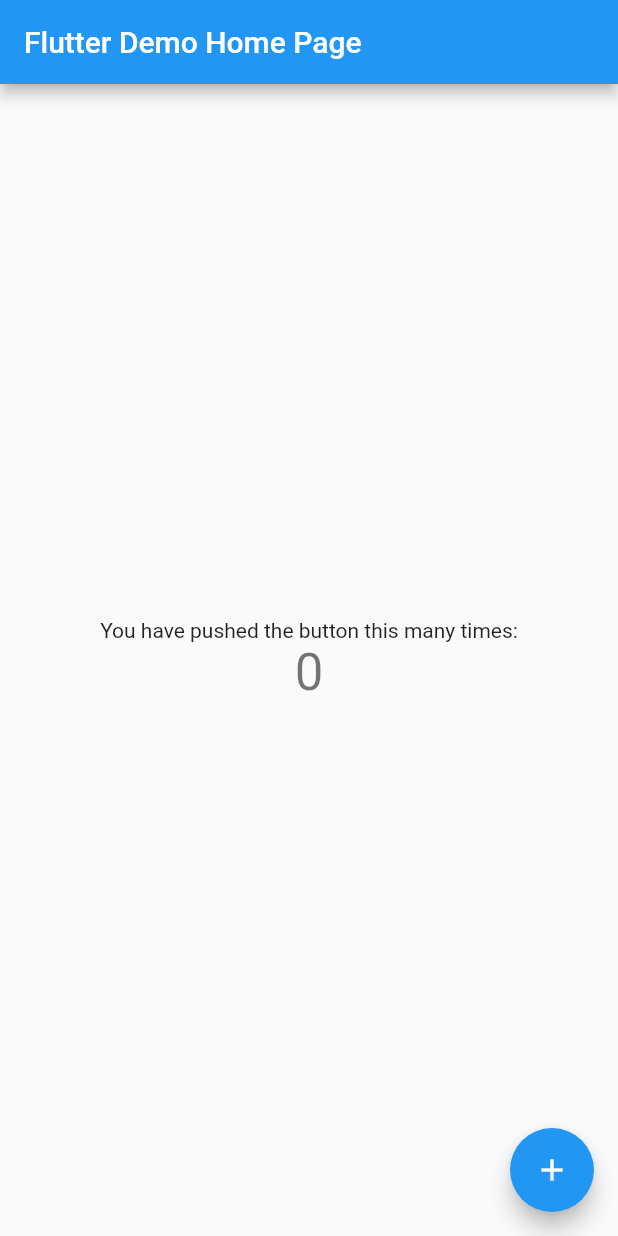
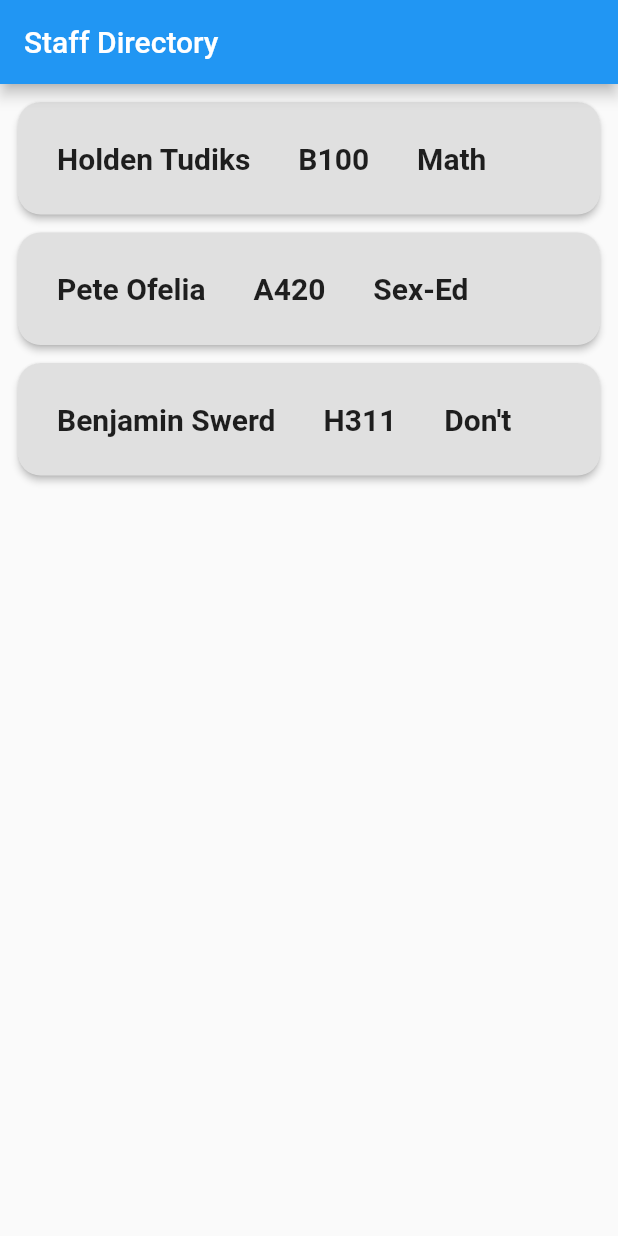
Before and after one commit to hackforla/new-schools-today, a Flutter app: the screen it shows after launch, on a phone screen of 412 x 824 dp. Run offline on Flutter 3.47's test engine with Material 2 defaults, Android fonts, the phone set to English and light mode, and no system bars.

Commit message:
Added front end for staff directory

```diff
--- a/nstAppTemplate/lib/main.dart
+++ b/nstAppTemplate/lib/main.dart
@@ -1,6 +1,27 @@
 import 'package:flutter/material.dart';
+import 'package:flutter/src/widgets/basic.dart';
+import 'package:flutter/src/widgets/basic.dart';
+import 'package:flutter/src/widgets/framework.dart';
 
 void main() => runApp(MyApp());
+
+List teachers = [
+  {
+    "name":"Holden Tudiks",
+    "room":"B100",
+    "subject":"Math"
+  },
+  {
+    "name":"Pete Ofelia",
+    "room":"A420",
+    "subject":"Sex-Ed"
+  },
+  {
+    "name":"Benjamin Swerd",
+    "room":"H311",
+    "subject":"Don't"
+  },
+];
 
 class MyApp extends StatelessWidget {
   // This widget is the root of your application.
@@ -20,7 +41,7 @@
         // is not restarted.
         primarySwatch: Colors.blue,
       ),
-      home: MyHomePage(title: 'Flutter Demo Home Page'),
+      home: MyHomePage(title: 'Staff Directory'),
     );
   }
 }
@@ -44,19 +65,6 @@
 }
 
 class _MyHomePageState extends State<MyHomePage> {
-  int _counter = 0;
-
-  void _incrementCounter() {
-    setState(() {
-      // This call to setState tells the Flutter framework that something has
-      // changed in this State, which causes it to rerun the build method below
-      // so that the display can reflect the updated values. If we changed
-      // _counter without calling setState(), then the build method would not be
-      // called again, and so nothing would appear to happen.
-      _counter++;
-    });
-  }
-
   @override
   Widget build(BuildContext context) {
     // This method is rerun every time setState is called, for instance as done
@@ -71,41 +79,58 @@
         // the App.build method, and use it to set our appbar title.
         title: Text(widget.title),
       ),
-      body: Center(
         // Center is a layout widget. It takes a single child and positions it
         // in the middle of the parent.
-        child: Column(
-          // Column is also a layout widget. It takes a list of children and
-          // arranges them vertically. By default, it sizes itself to fit its
-          // children horizontally, and tries to be as tall as its parent.
-          //
-          // Invoke "debug painting" (press "p" in the console, choose the
-          // "Toggle Debug Paint" action from the Flutter Inspector in Android
-          // Studio, or the "Toggle Debug Paint" command in Visual Studio Code)
-          // to see the wireframe for each widget.
-          //
-          // Column has various properties to control how it sizes itself and
-          // how it positions its children. Here we use mainAxisAlignment to
-          // center the children vertically; the main axis here is the vertical
-          // axis because Columns are vertical (the cross axis would be
-          // horizontal).
-          mainAxisAlignment: MainAxisAlignment.center,
-          children: <Widget>[
-            Text(
-              'You have pushed the button this many times:',
-            ),
-            Text(
-              '$_counter',
-              style: Theme.of(context).textTheme.display1,
-            ),
-          ],
-        ),
-      ),
-      floatingActionButton: FloatingActionButton(
-        onPressed: _incrementCounter,
-        tooltip: 'Increment',
-        child: Icon(Icons.add),
-      ), // This trailing comma makes auto-formatting nicer for build methods.
+        body: ListView.separated(
+          padding: const EdgeInsets.all(12),
+          itemCount: teachers.length,
+          separatorBuilder: (c,i)=>Container(height: 12,),
+          itemBuilder: (BuildContext context, int index) {
+            return RaisedButton(
+              onPressed: () {},
+              padding: const EdgeInsets.all(10.0),
+              shape: RoundedRectangleBorder(
+                borderRadius: BorderRadius.circular(15)
+              ),
+              focusElevation: 10,
+              splashColor: Colors.blue,
+              child: Row(
+                children: <Widget>[
+                  Padding(
+                    padding: EdgeInsets.all(16.0),
+                    child: Text(
+                      '${teachers[index]['name']}',
+                      style: TextStyle(
+                        fontWeight: FontWeight.bold,
+                        fontSize: 20.0
+                      ),
+                    )
+                  ),
+                  Padding(
+                    padding: EdgeInsets.all(16.0),
+                    child: Text(
+                      '${teachers[index]['room']}',
+                      style: TextStyle(
+                        fontWeight: FontWeight.bold,
+                        fontSize: 20.0
+                      ),
+                    )
+                  ),
+                  Padding(
+                    padding: EdgeInsets.all(16.0),
+                    child: Text(
+                      '${teachers[index]['subject']}',
+                      style: TextStyle(
+                        fontWeight: FontWeight.bold,
+                        fontSize: 20.0
+                      ),
+                    )
+                  ),
+                ],
+              ),
+            );
+          }
+        )
     );
   }
 }
```
